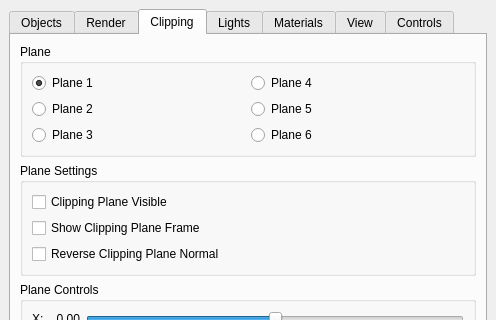
The window that src/Interface/Modules/Render/ViewSceneControls.ui (SCIInstitute/SCIRun) describes before a commit, drawn with Qt 5; both pictures show x 0 to 496 and y 0 to 320 of the 496 by 662 pixel window.
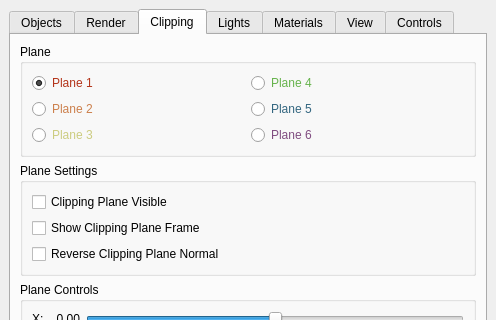
The same window after the commit. The open tabs and pages were chosen to show the change.

Commit message: clipping plane colors

```diff
--- a/src/Interface/Modules/Render/ViewSceneControls.ui
+++ b/src/Interface/Modules/Render/ViewSceneControls.ui
@@ -439,6 +439,43 @@
           <layout class="QGridLayout" name="gridLayout_2">
            <item row="0" column="0">
             <widget class="QRadioButton" name="plane1RadioButton_">
+             <property name="palette">
+              <palette>
+               <active>
+                <colorrole role="WindowText">
+                 <brush brushstyle="SolidPattern">
+                  <color alpha="255">
+                   <red>179</red>
+                   <green>51</green>
+                   <blue>25</blue>
+                  </color>
+                 </brush>
+                </colorrole>
+               </active>
+               <inactive>
+                <colorrole role="WindowText">
+                 <brush brushstyle="SolidPattern">
+                  <color alpha="255">
+                   <red>179</red>
+                   <green>51</green>
+                   <blue>25</blue>
+                  </color>
+                 </brush>
+                </colorrole>
+               </inactive>
+               <disabled>
+                <colorrole role="WindowText">
+                 <brush brushstyle="SolidPattern">
+                  <color alpha="255">
+                   <red>128</red>
+                   <green>128</green>
+                   <blue>128</blue>
+                  </color>
+                 </brush>
+                </colorrole>
+               </disabled>
+              </palette>
+             </property>
              <property name="text">
               <string>Plane 1</string>
              </property>
@@ -452,6 +489,43 @@
            </item>
            <item row="0" column="1">
             <widget class="QRadioButton" name="plane4RadioButton_">
+             <property name="palette">
+              <palette>
+               <active>
+                <colorrole role="WindowText">
+                 <brush brushstyle="SolidPattern">
+                  <color alpha="255">
+                   <red>102</red>
+                   <green>179</green>
+                   <blue>76</blue>
+                  </color>
+                 </brush>
+                </colorrole>
+               </active>
+               <inactive>
+                <colorrole role="WindowText">
+                 <brush brushstyle="SolidPattern">
+                  <color alpha="255">
+                   <red>102</red>
+                   <green>179</green>
+                   <blue>76</blue>
+                  </color>
+                 </brush>
+                </colorrole>
+               </inactive>
+               <disabled>
+                <colorrole role="WindowText">
+                 <brush brushstyle="SolidPattern">
+                  <color alpha="255">
+                   <red>128</red>
+                   <green>128</green>
+                   <blue>128</blue>
+                  </color>
+                 </brush>
+                </colorrole>
+               </disabled>
+              </palette>
+             </property>
              <property name="text">
               <string>Plane 4</string>
              </property>
@@ -462,6 +536,43 @@
            </item>
            <item row="1" column="0">
             <widget class="QRadioButton" name="plane2RadioButton_">
+             <property name="palette">
+              <palette>
+               <active>
+                <colorrole role="WindowText">
+                 <brush brushstyle="SolidPattern">
+                  <color alpha="255">
+                   <red>204</red>
+                   <green>128</green>
+                   <blue>76</blue>
+                  </color>
+                 </brush>
+                </colorrole>
+               </active>
+               <inactive>
+                <colorrole role="WindowText">
+                 <brush brushstyle="SolidPattern">
+                  <color alpha="255">
+                   <red>204</red>
+                   <green>128</green>
+                   <blue>76</blue>
+                  </color>
+                 </brush>
+                </colorrole>
+               </inactive>
+               <disabled>
+                <colorrole role="WindowText">
+                 <brush brushstyle="SolidPattern">
+                  <color alpha="255">
+                   <red>128</red>
+                   <green>128</green>
+                   <blue>128</blue>
+                  </color>
+                 </brush>
+                </colorrole>
+               </disabled>
+              </palette>
+             </property>
              <property name="text">
               <string>Plane 2</string>
              </property>
@@ -472,6 +583,43 @@
            </item>
            <item row="1" column="1">
             <widget class="QRadioButton" name="plane5RadioButton_">
+             <property name="palette">
+              <palette>
+               <active>
+                <colorrole role="WindowText">
+                 <brush brushstyle="SolidPattern">
+                  <color alpha="255">
+                   <red>51</red>
+                   <green>102</green>
+                   <blue>128</blue>
+                  </color>
+                 </brush>
+                </colorrole>
+               </active>
+               <inactive>
+                <colorrole role="WindowText">
+                 <brush brushstyle="SolidPattern">
+                  <color alpha="255">
+                   <red>51</red>
+                   <green>102</green>
+                   <blue>128</blue>
+                  </color>
+                 </brush>
+                </colorrole>
+               </inactive>
+               <disabled>
+                <colorrole role="WindowText">
+                 <brush brushstyle="SolidPattern">
+                  <color alpha="255">
+                   <red>128</red>
+                   <green>128</green>
+                   <blue>128</blue>
+                  </color>
+                 </brush>
+                </colorrole>
+               </disabled>
+              </palette>
+             </property>
              <property name="text">
               <string>Plane 5</string>
              </property>
@@ -482,6 +630,43 @@
            </item>
            <item row="2" column="0">
             <widget class="QRadioButton" name="plane3RadioButton_">
+             <property name="palette">
+              <palette>
+               <active>
+                <colorrole role="WindowText">
+                 <brush brushstyle="SolidPattern">
+                  <color alpha="255">
+                   <red>204</red>
+                   <green>204</green>
+                   <blue>128</blue>
+                  </color>
+                 </brush>
+                </colorrole>
+               </active>
+               <inactive>
+                <colorrole role="WindowText">
+                 <brush brushstyle="SolidPattern">
+                  <color alpha="255">
+                   <red>204</red>
+                   <green>204</green>
+                   <blue>128</blue>
+                  </color>
+                 </brush>
+                </colorrole>
+               </inactive>
+               <disabled>
+                <colorrole role="WindowText">
+                 <brush brushstyle="SolidPattern">
+                  <color alpha="255">
+                   <red>128</red>
+                   <green>128</green>
+                   <blue>128</blue>
+                  </color>
+                 </brush>
+                </colorrole>
+               </disabled>
+              </palette>
+             </property>
              <property name="text">
               <string>Plane 3</string>
              </property>
@@ -495,6 +680,43 @@
              <property name="enabled">
               <bool>true</bool>
              </property>
+             <property name="palette">
+              <palette>
+               <active>
+                <colorrole role="WindowText">
+                 <brush brushstyle="SolidPattern">
+                  <color alpha="255">
+                   <red>128</red>
+                   <green>76</green>
+                   <blue>128</blue>
+                  </color>
+                 </brush>
+                </colorrole>
+               </active>
+               <inactive>
+                <colorrole role="WindowText">
+                 <brush brushstyle="SolidPattern">
+                  <color alpha="255">
+                   <red>128</red>
+                   <green>76</green>
+                   <blue>128</blue>
+                  </color>
+                 </brush>
+                </colorrole>
+               </inactive>
+               <disabled>
+                <colorrole role="WindowText">
+                 <brush brushstyle="SolidPattern">
+                  <color alpha="255">
+                   <red>128</red>
+                   <green>128</green>
+                   <blue>128</blue>
+                  </color>
+                 </brush>
+                </colorrole>
+               </disabled>
+              </palette>
+             </property>
              <property name="text">
               <string>Plane 6</string>
              </property>
```
Left out of the diff: 7 changed lines with no effect on the pictures. The commit also changes 3 other files.
